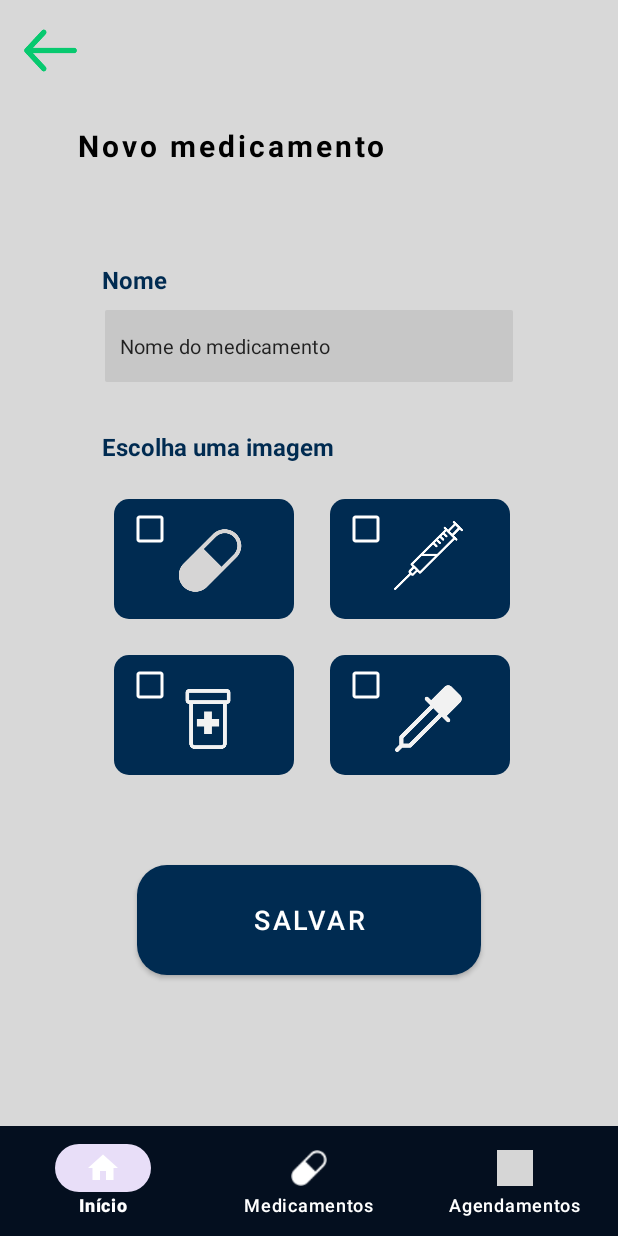
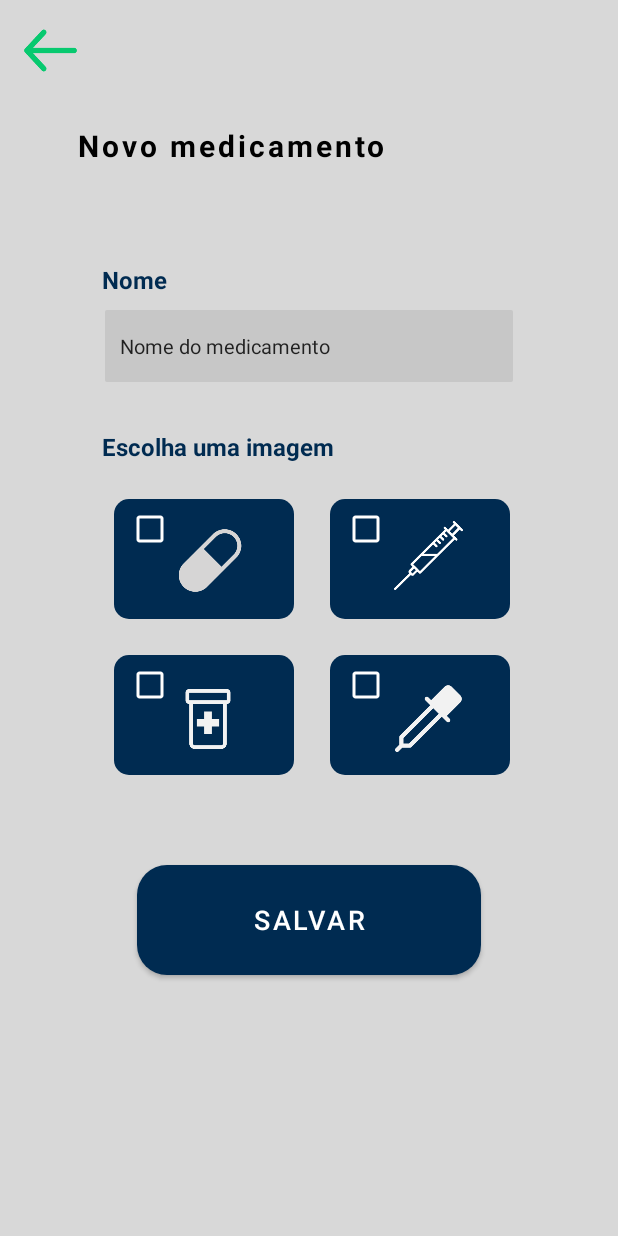
Before and after one commit to nathazz/MedTime, an Android app: the layout activity_novo_medicamento.xml on its own in the app's theme, with its tools: preview values and no code run, on a phone screen of 412 x 824 dp. Run offline under Robolectric (Android 15) with nearby library versions, the phone set to English and light mode, and no system bars; grey boxes are pictures that could not be loaded.

Commit message:
Crud Medicamentos praticamente pronto(falta tratar alguns erros)

```diff
--- a/app/src/main/AndroidManifest.xml
+++ b/app/src/main/AndroidManifest.xml
@@ -13,10 +13,10 @@
         android:theme="@style/Theme.MedTime"
         tools:targetApi="31">
         <activity
-            android:name="com.example.medtime.controller.MedCadastrados"
+            android:name="com.example.medtime.controller.MedicamentosActivity"
             android:exported="false" />
         <activity
-            android:name="com.example.medtime.controller.NovoMedicamentoActivity"
+            android:name="com.example.medtime.controller.CadastrarMedicamentoActivity"
             android:exported="false" />
         <activity
             android:name="com.example.medtime.controller.MedcadastradosActivity"
@@ -34,7 +34,7 @@
             </intent-filter>
         </activity>
         <activity android:name=".activities.AgendamentoActivity" />
-        <activity android:name="com.example.medtime.controller.CadastrarActivity" />
+        <activity android:name="com.example.medtime.controller.CadastrarAgendamentoActivity" />
     </application>
 
 </manifest>
--- a/app/src/main/java/com/example/medtime/controller/AgendamentosActivity.kt
+++ b/app/src/main/java/com/example/medtime/controller/AgendamentosActivity.kt
@@ -24,7 +24,7 @@ class AgendamentosActivity : AppCompatActivity() {
         }
 
         binding.btnFlutuante.setOnClickListener {
-            startActivity(Intent(this, CadastrarActivity::class.java))
+            startActivity(Intent(this, CadastrarAgendamentoActivity::class.java))
         }
 
         listarAgendamentos()
@@ -61,7 +61,7 @@ class AgendamentosActivity : AppCompatActivity() {
                    true
                }
                R.id.medicamentos -> {
-                   startActivity(Intent(this, MedCadastrados::class.java))
+                   startActivity(Intent(this, MedicamentosActivity::class.java))
                    finish()
                    true
                }
--- a/app/src/main/java/com/example/medtime/controller/CadastrarActivity.kt
+++ b/app/src/main/java/com/example/medtime/controller/CadastrarAgendamentoActivity.kt
@@ -16,7 +16,7 @@ import java.util.TimeZone
 
 
 @Suppress("DEPRECATION")
-class CadastrarActivity : AppCompatActivity() {
+class CadastrarAgendamentoActivity : AppCompatActivity() {
 
 
    private lateinit var binding: ActivityCadastrarBinding
@@ -93,7 +93,7 @@ class CadastrarActivity : AppCompatActivity() {
             }
 
             val datePickerDialog = DatePickerDialog(
-                this@CadastrarActivity,
+                this@CadastrarAgendamentoActivity,
                 data,
                 datePicker[Calendar.YEAR],
                 datePicker[Calendar.MONTH],
--- a/app/src/main/java/com/example/medtime/controller/MainActivity.kt
+++ b/app/src/main/java/com/example/medtime/controller/MainActivity.kt
@@ -21,11 +21,11 @@ class MainActivity : AppCompatActivity() {
         }
 
         binding.novoAgend.setOnClickListener {
-            startActivity(Intent(this, CadastrarActivity::class.java))
+            startActivity(Intent(this, CadastrarAgendamentoActivity::class.java))
         }
 
         binding.medsCadastrados.setOnClickListener {
-            startActivity(Intent(this, MedCadastrados::class.java))
+            startActivity(Intent(this, MedicamentosActivity::class.java))
         }
 
         val bottomBar = binding.bottomBar
@@ -34,7 +34,7 @@ class MainActivity : AppCompatActivity() {
         bottomBar.setOnNavigationItemSelectedListener { menuItem ->
             when (menuItem.itemId) {
                 R.id.medicamentos -> {
-                    startActivity(Intent(this, MedCadastrados::class.java))
+                    startActivity(Intent(this, MedicamentosActivity::class.java))
                     finish()
                     true
                 }
--- a/app/src/main/res/layout/activity_med_cadastrados.xml
+++ b/app/src/main/res/layout/activity_med_cadastrados.xml
@@ -5,7 +5,7 @@
     android:layout_width="match_parent"
     android:layout_height="match_parent"
     android:background="@color/branco_esc"
-    tools:context=".controller.MedCadastrados">
+    tools:context=".controller.MedicamentosActivity">
 
 
     <androidx.recyclerview.widget.RecyclerView
--- a/app/src/main/res/layout/activity_novo_medicamento.xml
+++ b/app/src/main/res/layout/activity_novo_medicamento.xml
@@ -5,23 +5,10 @@
     android:layout_width="match_parent"
     android:layout_height="match_parent"
     android:background="@color/branco_esc"
-    tools:context=".controller.NovoMedicamentoActivity">
-
-
-    <com.google.android.material.bottomnavigation.BottomNavigationView
-        android:id="@+id/bottomBar"
-        android:layout_width="match_parent"
-        android:layout_height="73dp"
-        app:menu="@menu/menu"
-        android:background="@color/azul_escuro"
-        app:itemTextColor="@color/white"
-        app:itemIconTint="@color/white"
-        app:layout_constraintBottom_toBottomOf="parent"
-        app:layout_constraintEnd_toEndOf="parent"
-        app:layout_constraintStart_toStartOf="parent" />
+    tools:context=".controller.CadastrarMedicamentoActivity">
 
     <TextView
-        android:id="@+id/textView9"
+        android:id="@+id/titulo"
         android:layout_width="wrap_content"
         android:layout_height="wrap_content"
         android:layout_marginTop="32dp"
@@ -56,7 +43,7 @@
         android:inputType="text"
         app:layout_constraintEnd_toEndOf="parent"
         app:layout_constraintStart_toStartOf="parent"
-        app:layout_constraintTop_toBottomOf="@+id/textView9" />
+        app:layout_constraintTop_toBottomOf="@+id/titulo" />
 
     <TextView
         android:id="@+id/textView10"
@@ -69,7 +56,7 @@
         android:textSize="16sp"
         android:textStyle="bold"
         app:layout_constraintStart_toStartOf="parent"
-        app:layout_constraintTop_toTopOf="@+id/textView9" />
+        app:layout_constraintTop_toTopOf="@+id/titulo" />
 
 
     <androidx.appcompat.widget.AppCompatButton
--- a/app/src/main/res/layout/medicamento_item.xml
+++ b/app/src/main/res/layout/medicamento_item.xml
@@ -38,7 +38,7 @@
         app:layout_constraintTop_toTopOf="parent" />
 
     <ImageButton
-        android:id="@+id/editaCadastro"
+        android:id="@+id/editarCadastro"
         android:layout_width="48dp"
         android:layout_height="48dp"
         android:layout_marginTop="4dp"
```
Also changed, not shown: app/src/main/java/com/example/medtime/adapter/AdapterMedicamentos.kt (+44 -1 lines), app/src/main/java/com/example/medtime/controller/CadastrarMedicamentoActivity.kt (renamed from app/src/main/java/com/example/medtime/controller/NovoMedicamentoActivity.kt, +42 -36 lines), app/src/main/java/com/example/medtime/controller/MedicamentosActivity.kt (renamed from app/src/main/java/com/example/medtime/controller/MedCadastrados.kt, +13 -13 lines), app/src/main/java/com/example/medtime/model/dao/MedicamentoDAO.kt (+12 -8 lines), app/src/main/java/com/example/medtime/model/dto/Medicamento.kt (+3 -8 lines).
